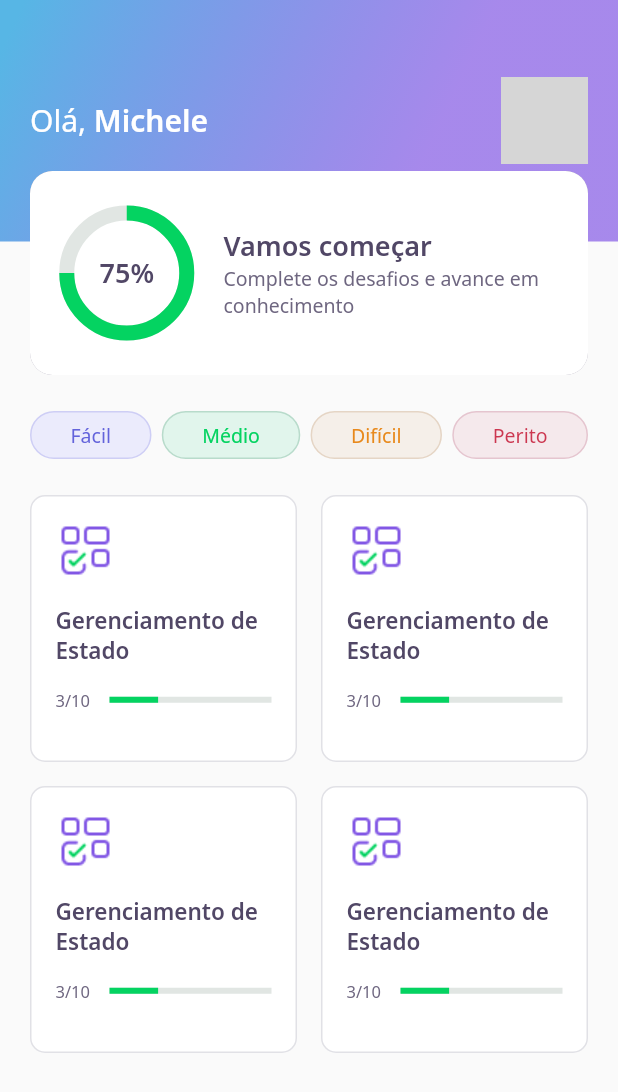
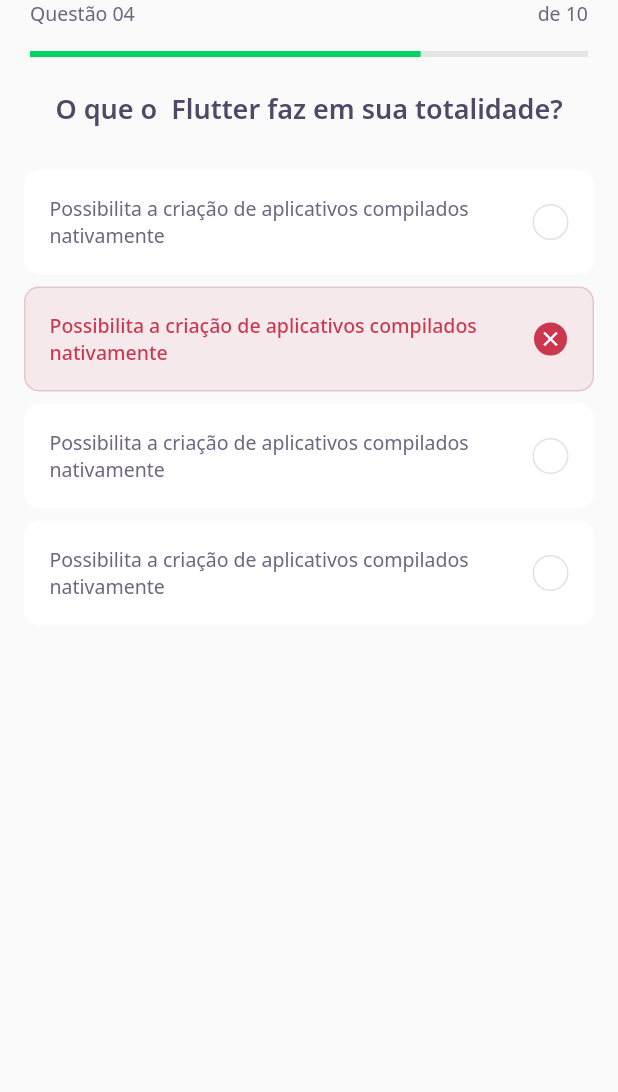
Before and after one commit to michelewtc/devquiz-flutter-nlw5, a Flutter app: the screen it shows after launch, on a phone screen of 412 x 824 dp. Shown: the top 1092 px of the screen. Run offline on Flutter 3.47's test engine with Material 2 defaults, Android fonts, the phone set to English and light mode, and no system bars; our stand-ins replace google_fonts; grey boxes are pictures that could not be loaded.

Commit message:
QuizWidget & AnswerWidget

```diff
--- /dev/null
+++ b/lib/challenge/challenge_page.dart
@@ -0,0 +1,22 @@
+import 'package:dev_quiz/challenge/widgets/question_indicator/question_indicator_widget.dart';
+import 'package:dev_quiz/challenge/widgets/quiz/quiz_widget.dart';
+import 'package:flutter/material.dart';
+
+class ChallengePage extends StatefulWidget {
+  ChallengePage({Key? key}) : super(key: key);
+
+  @override
+  _ChallengePageState createState() => _ChallengePageState();
+}
+
+class _ChallengePageState extends State<ChallengePage> {
+  @override
+  Widget build(BuildContext context) {
+    return Scaffold(
+      appBar: PreferredSize(
+          preferredSize: Size.fromHeight(60),
+          child: SafeArea(top: true, child: QuestionIndicatorWidget())),
+      body: QuizWidget(title: "O que o  Flutter faz em sua totalidade?"),
+    );
+  }
+}
--- /dev/null
+++ b/lib/challenge/widgets/awnser/awnser_widget.dart
@@ -0,0 +1,79 @@
+import 'package:dev_quiz/core/app_colors.dart';
+import 'package:dev_quiz/core/app_text_styles.dart';
+import 'package:flutter/material.dart';
+
+class AnswerWidget extends StatelessWidget {
+  final String title;
+  final bool isRight;
+  final bool isSelected;
+
+  const AnswerWidget({
+    Key? key,
+    required this.title,
+    this.isRight = false,
+    this.isSelected = false,
+  }) : super(key: key);
+
+  Color get _selectedColorRight =>
+      isRight ? AppColors.darkGreen : AppColors.darkRed;
+
+  Color get _selectedBorderRight =>
+      isRight ? AppColors.lightGreen : AppColors.lightRed;
+
+  Color get _selectedColorCardRight =>
+      isRight ? AppColors.lightGreen : AppColors.lightRed;
+
+  Color get _selectedBorderCardRight =>
+      isRight ? AppColors.green : AppColors.red;
+
+  TextStyle get _selectedTextStyleRight =>
+      isRight ? AppTextStyles.bodyDarkGreen : AppTextStyles.bodyDarkRed;
+
+  IconData get _selectedIconRight => isRight ? Icons.check : Icons.close;
+
+  @override
+  Widget build(BuildContext context) {
+    return Padding(
+      padding: const EdgeInsets.symmetric(horizontal: 16, vertical: 4),
+      child: Container(
+        padding: EdgeInsets.all(16),
+        decoration: BoxDecoration(
+            color: isSelected ? _selectedColorCardRight : AppColors.white,
+            borderRadius: BorderRadius.circular(10),
+            border: Border.fromBorderSide(BorderSide(
+              color: isSelected ? _selectedBorderCardRight : AppColors.white,
+            ))),
+        child: Row(
+          mainAxisAlignment: MainAxisAlignment.spaceBetween,
+          children: [
+            Expanded(
+              child: Text(
+                title,
+                style:
+                    isSelected ? _selectedTextStyleRight : AppTextStyles.body,
+              ),
+            ),
+            Container(
+              width: 24,
+              height: 24,
+              decoration: BoxDecoration(
+                  color: isSelected ? _selectedColorRight : AppColors.white,
+                  borderRadius: BorderRadius.circular(500),
+                  border: Border.fromBorderSide(BorderSide(
+                      color: isSelected
+                          ? _selectedBorderRight
+                          : AppColors.border))),
+              child: isSelected
+                  ? Icon(
+                      _selectedIconRight,
+                      size: 16,
+                      color: Colors.white,
+                    )
+                  : null,
+            ),
+          ],
+        ),
+      ),
+    );
+  }
+}
--- /dev/null
+++ b/lib/challenge/widgets/question_indicator/question_indicator_widget.dart
@@ -0,0 +1,34 @@
+import 'package:dev_quiz/core/app_text_styles.dart';
+import 'package:dev_quiz/shared/widgets/progress_indicator/progress_indicator_widget.dart';
+import 'package:flutter/material.dart';
+
+class QuestionIndicatorWidget extends StatelessWidget {
+  const QuestionIndicatorWidget({Key? key}) : super(key: key);
+
+  @override
+  Widget build(BuildContext context) {
+    return Container(
+      padding: const EdgeInsets.symmetric(horizontal: 20),
+      child: Column(
+        children: [
+          Row(
+            mainAxisAlignment: MainAxisAlignment.spaceBetween,
+            children: [
+              Text(
+                "Questão 04",
+                style: AppTextStyles.body,
+              ),
+              Text("de 10", style: AppTextStyles.body)
+            ],
+          ),
+          SizedBox(
+            height: 16,
+          ),
+          ProgressIndicatorWidget(
+            value: 0.7,
+          )
+        ],
+      ),
+    );
+  }
+}
--- /dev/null
+++ b/lib/challenge/widgets/quiz/quiz_widget.dart
@@ -0,0 +1,39 @@
+import 'package:dev_quiz/challenge/widgets/awnser/awnser_widget.dart';
+import 'package:dev_quiz/core/app_text_styles.dart';
+import 'package:flutter/material.dart';
+
+class QuizWidget extends StatelessWidget {
+  final String title;
+  const QuizWidget({Key? key, required this.title}) : super(key: key);
+
+  @override
+  Widget build(BuildContext context) {
+    return Container(
+      child: Column(
+        children: [
+          Text(
+            title,
+            style: AppTextStyles.heading,
+          ),
+          SizedBox(
+            height: 24,
+          ),
+          AnswerWidget(
+              title:
+                  "Possibilita a criação de aplicativos compilados nativamente"),
+          AnswerWidget(
+              isRight: false,
+              isSelected: true,
+              title:
+                  "Possibilita a criação de aplicativos compilados nativamente"),
+          AnswerWidget(
+              title:
+                  "Possibilita a criação de aplicativos compilados nativamente"),
+          AnswerWidget(
+              title:
+                  "Possibilita a criação de aplicativos compilados nativamente"),
+        ],
+      ),
+    );
+  }
+}
--- a/lib/core/app_widget.dart
+++ b/lib/core/app_widget.dart
@@ -1,13 +1,13 @@
 import 'package:flutter/material.dart';
 
-import 'package:dev_quiz/home/home_page.dart';
+import 'package:dev_quiz/challenge/challenge_page.dart';
 
 class AppWidget extends StatelessWidget {
   @override
   Widget build(BuildContext context) {
     return MaterialApp(
       title: "DevQuiz",
-      home: HomePage(),
+      home: ChallengePage(),
     );
   }
 }
--- a/lib/home/widgets/quiz_card/quiz_card_widget.dart
+++ b/lib/home/widgets/quiz_card/quiz_card_widget.dart
@@ -1,6 +1,7 @@
 import 'package:dev_quiz/core/app_colors.dart';
 import 'package:dev_quiz/core/app_images.dart';
 import 'package:dev_quiz/core/app_text_styles.dart';
+import 'package:dev_quiz/shared/widgets/progress_indicator/progress_indicator_widget.dart';
 import 'package:flutter/material.dart';
 
 class QuizCardWidget extends StatelessWidget {
@@ -43,14 +44,10 @@ class QuizCardWidget extends StatelessWidget {
                 ),
               ),
               Expanded(
-                flex: 3,
-                child: LinearProgressIndicator(
-                  value: 0.3,
-                  backgroundColor: AppColors.chartSecondary,
-                  valueColor:
-                      AlwaysStoppedAnimation<Color>(AppColors.chartPrimary),
-                ),
-              )
+                  flex: 3,
+                  child: ProgressIndicatorWidget(
+                    value: 0.3,
+                  ))
             ],
           )
         ],
--- /dev/null
+++ b/lib/shared/widgets/progress_indicator/progress_indicator_widget.dart
@@ -0,0 +1,17 @@
+import 'package:dev_quiz/core/core.dart';
+import 'package:flutter/material.dart';
+
+class ProgressIndicatorWidget extends StatelessWidget {
+  final double value;
+  const ProgressIndicatorWidget({Key? key, required this.value})
+      : super(key: key);
+
+  @override
+  Widget build(BuildContext context) {
+    return LinearProgressIndicator(
+      value: value,
+      backgroundColor: AppColors.chartSecondary,
+      valueColor: AlwaysStoppedAnimation<Color>(AppColors.chartPrimary),
+    );
+  }
+}
```
